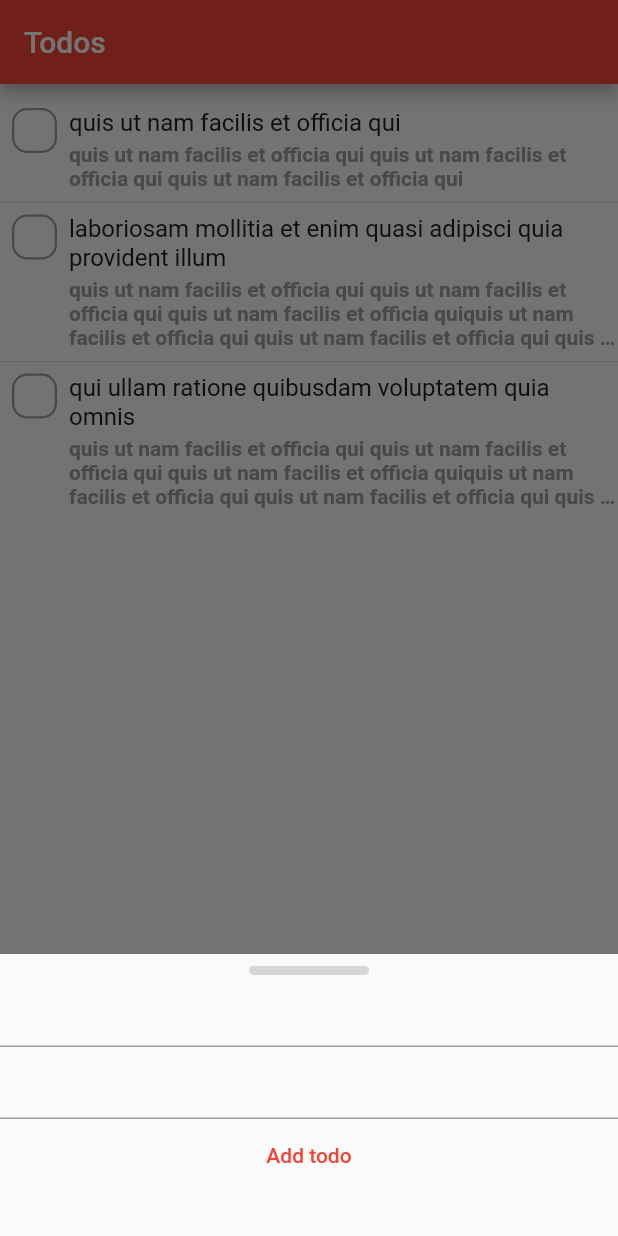
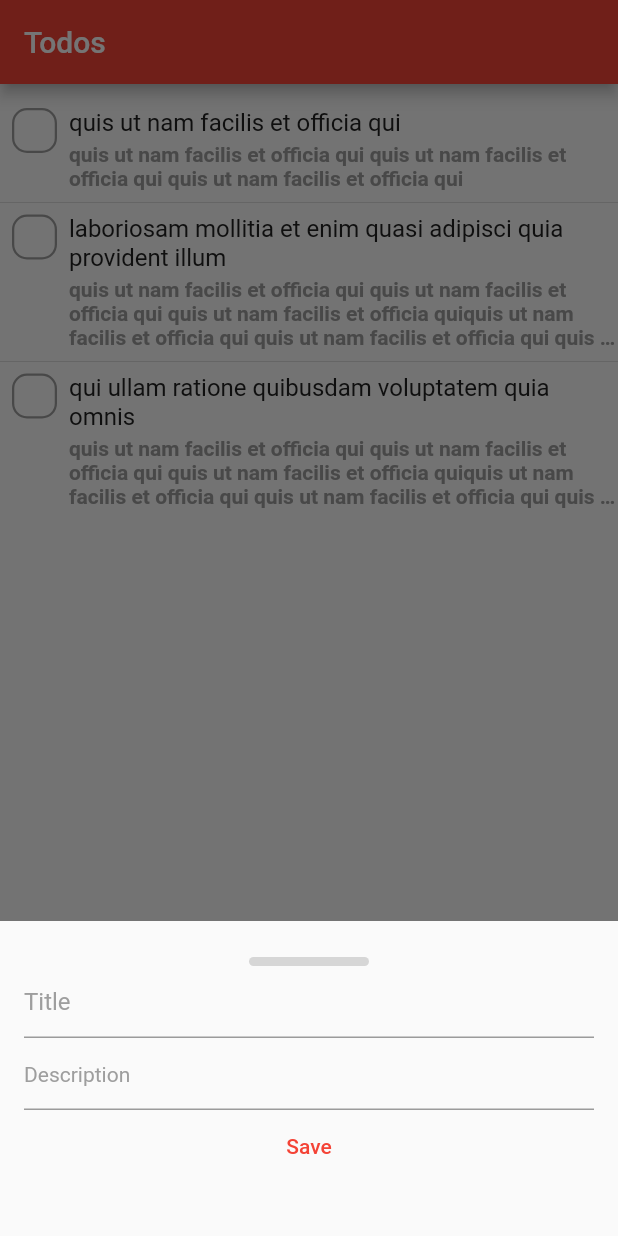
Before and after one commit to actranito/simple_todo_list, a Flutter app: the screen it shows after launch, after a tap on the "add" icon, on a phone screen of 412 x 824 dp. Run offline on Flutter 3.47's test engine with Material 2 defaults, Android fonts, the phone set to English and light mode, and no system bars; our stand-ins replace flutter_riverpod, freezed_annotation.

Commit message:
Completed functionality of the EditTodoInfoModal

```diff
--- /dev/null
+++ b/lib/todos/edit_todo/presentation/controllers/edit_todo_controller.dart
@@ -0,0 +1,32 @@
+import 'package:flutter_riverpod/flutter_riverpod.dart';
+import 'package:todo_list/todos/domain/todo.dart';
+
+final initialTodoProvider = StateProvider<Todo?>((_) => null);
+
+final editTodoControllerProvider = StateNotifierProvider.autoDispose<EditTodoController, Todo>(
+  (ref) {
+    final initialTodo = ref.watch(initialTodoProvider);
+    ref.onDispose(() => ref.invalidate(initialTodoProvider));
+    return EditTodoController(
+      initialTodo: initialTodo,
+      // If the initial todo is null, set isNewTodo to true
+      isNewTodo: initialTodo == null,
+    );
+  },
+);
+
+class EditTodoController extends StateNotifier<Todo> {
+  final Todo? initialTodo;
+  final bool isNewTodo;
+
+  // If an initial Todo is passed as a parameter set the current state to that Todo, otherwise
+  // set it to a blank todo.
+  EditTodoController({
+    required this.initialTodo,
+    required this.isNewTodo,
+  }) : super(initialTodo ?? Todo.newTodo());
+
+  void updateCurrentTodo(Todo updatedTodo) {
+    state = updatedTodo;
+  }
+}
--- a/lib/todos/edit_todo/presentation/providers/edit_todo_info_modal_providers.dart
+++ b/lib/todos/edit_todo/presentation/providers/edit_todo_info_modal_providers.dart
@@ -1,19 +1,34 @@
 import 'package:flutter/material.dart';
 import 'package:flutter_riverpod/flutter_riverpod.dart';
-import 'package:todo_list/todos/domain/todo.dart';
-
-final selectedTodoProvider = StateProvider.autoDispose<Todo>((ref) => Todo.newTodo());
+import 'package:todo_list/todos/edit_todo/presentation/controllers/edit_todo_controller.dart';
 
 final todoTitleTextControllerProvider = Provider.autoDispose<TextEditingController>(
   (ref) {
-    final currentTodo = ref.watch(selectedTodoProvider);
+    final currentTodo = ref.read(editTodoControllerProvider);
     return TextEditingController(text: currentTodo.title);
   },
 );
 
 final todoDescriptionTextControllerProvider = Provider.autoDispose<TextEditingController>(
   (ref) {
-    final currentTodo = ref.watch(selectedTodoProvider);
+    final currentTodo = ref.read(editTodoControllerProvider);
     return TextEditingController(text: currentTodo.description);
   },
 );
+
+final isNewTodoProvider = Provider.autoDispose<bool>(
+  (ref) => ref.watch(editTodoControllerProvider.notifier).isNewTodo,
+);
+
+final canSaveTodoProvider = Provider.autoDispose<bool>(
+  (ref) {
+    final currentTodo = ref.watch(editTodoControllerProvider);
+    final initialTodo = ref.watch(editTodoControllerProvider.notifier).initialTodo;
+
+    if (initialTodo == null) {
+      return true;
+    }
+
+    return currentTodo != initialTodo && currentTodo.title.isNotEmpty;
+  },
+);
--- a/lib/todos/edit_todo/presentation/widgets/edit_todo_info_modal.dart
+++ b/lib/todos/edit_todo/presentation/widgets/edit_todo_info_modal.dart
@@ -1,6 +1,9 @@
 import 'package:flutter/material.dart';
 import 'package:flutter_riverpod/flutter_riverpod.dart';
+import 'package:todo_list/core/constants/app_color.dart';
+import 'package:todo_list/core/constants/app_text_style.dart';
 import 'package:todo_list/todos/domain/todo.dart';
+import 'package:todo_list/todos/edit_todo/presentation/controllers/edit_todo_controller.dart';
 import 'package:todo_list/todos/edit_todo/presentation/providers/edit_todo_info_modal_providers.dart';
 import 'package:todo_list/todos/todos_list/presentation/controllers/todos_list_controller.dart';
 
@@ -13,7 +16,7 @@ class EditTodoInfoModal extends ConsumerWidget {
     Todo? originalTodo,
   }) {
     if (originalTodo != null) {
-      ref.watch(selectedTodoProvider.notifier).state = originalTodo;
+      ref.read(initialTodoProvider.notifier).state = originalTodo;
     }
     showModalBottomSheet(
       context: context,
@@ -25,10 +28,15 @@ class EditTodoInfoModal extends ConsumerWidget {
   @override
   Widget build(BuildContext context, WidgetRef ref) {
     final bottomInsets = MediaQuery.of(context).viewInsets.bottom;
+
+    final currentTodo = ref.watch(editTodoControllerProvider);
     final todoTitleTextController = ref.watch(todoTitleTextControllerProvider);
     final todoDescriptionTextController = ref.watch(todoDescriptionTextControllerProvider);
+    final canSaveTodo = ref.read(canSaveTodoProvider);
 
     return SizedBox(
+      child: Padding(
+        padding: const EdgeInsets.all(16),
         child: Column(
           mainAxisSize: MainAxisSize.min,
           children: [
@@ -45,30 +53,60 @@ class EditTodoInfoModal extends ConsumerWidget {
               controller: todoTitleTextController,
               keyboardType: TextInputType.multiline,
               textCapitalization: TextCapitalization.sentences,
+              style: AppTextStyle.regularText,
+              decoration: InputDecoration(
+                hintText: 'Title',
+                hintStyle: AppTextStyle.regularText.copyWith(color: AppColor.alternateText),
+              ),
               minLines: 1,
               maxLines: 5,
+              onChanged: (newTitle) {
+                final updatedTodo = currentTodo.copyWith(title: newTitle.trim());
+                ref.read(editTodoControllerProvider.notifier).updateCurrentTodo(updatedTodo);
+              },
             ),
             TextField(
               controller: todoDescriptionTextController,
               keyboardType: TextInputType.multiline,
               textCapitalization: TextCapitalization.sentences,
+              style: AppTextStyle.subText.copyWith(color: AppColor.alternateText),
+              decoration: InputDecoration(
+                hintText: 'Description',
+                hintStyle: AppTextStyle.subText.copyWith(
+                  color: AppColor.alternateText,
+                  fontWeight: FontWeight.w400,
+                ),
+              ),
               minLines: 1,
               maxLines: 5,
+              onChanged: (newDescription) {
+                final updatedTodo = currentTodo.copyWith(description: newDescription.trim());
+                ref.read(editTodoControllerProvider.notifier).updateCurrentTodo(updatedTodo);
+              },
             ),
             TextButton(
-            onPressed: () {
+              onPressed: canSaveTodo
+                  ? () {
+                      final isNewTodo = ref.read(isNewTodoProvider);
+                      if (isNewTodo == true) {
                         final newTodo = Todo(
                           title: todoTitleTextController.text,
                           description: todoDescriptionTextController.text,
                         );
                         ref.read(todosListControllerProvider.notifier).addNewTodo(newTodo);
+                      } else {
+                        final updatedTodo = ref.read(editTodoControllerProvider);
+                        ref.read(todosListControllerProvider.notifier).updateTodo(updatedTodo);
+                      }
                       Navigator.pop(context);
-            },
-            child: const Text('Add todo'),
+                    }
+                  : null,
+              child: const Text('Save'),
             ),
-          const SizedBox(height: 30),
+            const SizedBox(height: 20),
             SizedBox(height: bottomInsets),
           ],
+        ),
       ),
     );
   }
--- a/lib/todos/todos_list/presentation/widgets/todo_list_item.dart
+++ b/lib/todos/todos_list/presentation/widgets/todo_list_item.dart
@@ -16,13 +16,7 @@ class TodoListItem extends ConsumerWidget {
 
   @override
   Widget build(BuildContext context, WidgetRef ref) {
-    return GestureDetector(
-      onTap: () => EditTodoInfoModal.show(
-        context: context,
-        ref: ref,
-        originalTodo: todo,
-      ),
-      child: Row(
+    return Row(
       mainAxisAlignment: MainAxisAlignment.start,
       crossAxisAlignment: CrossAxisAlignment.start,
       children: [
@@ -33,6 +27,13 @@ class TodoListItem extends ConsumerWidget {
         ),
         const SizedBox(width: 8),
         Expanded(
+          child: GestureDetector(
+            behavior: HitTestBehavior.opaque,
+            onTap: () => EditTodoInfoModal.show(
+              context: context,
+              ref: ref,
+              originalTodo: todo,
+            ),
             child: Column(
               crossAxisAlignment: CrossAxisAlignment.start,
               children: [
@@ -58,8 +59,8 @@ class TodoListItem extends ConsumerWidget {
               ],
             ),
           ),
+        ),
       ],
-      ),
     );
   }
 }
```
Also changed, not shown: lib/todos/todos_list/presentation/controllers/todos_list_controller.dart (+27 -0 lines). Lines whose indentation alone changed are shown as unchanged.
